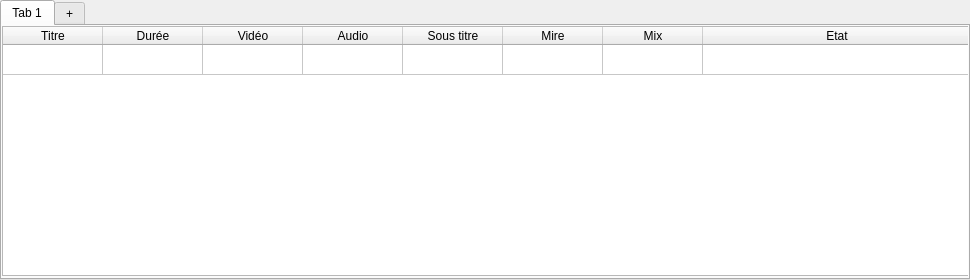
This is src/playlistswidget.ui in cinemaouvert/OPP as Qt 5 draws it before an edit. The edited form follows.
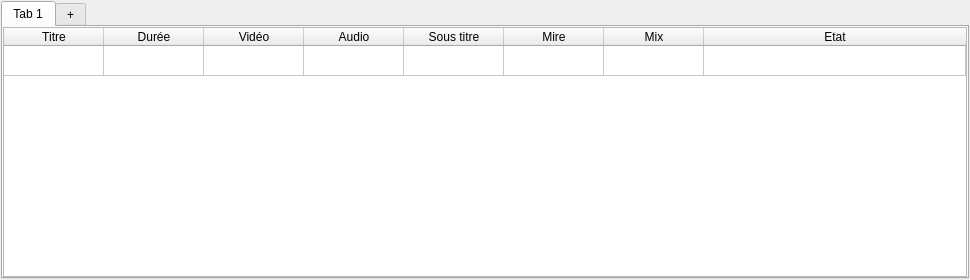
This is the edited form.

Commit message: Modif widgets taille auto : Playlists

```diff
--- a/src/playlistswidget.ui
+++ b/src/playlistswidget.ui
@@ -13,15 +13,12 @@
   <property name="windowTitle">
    <string>Form</string>
   </property>
+  <layout class="QVBoxLayout" name="verticalLayout">
+   <property name="margin">
+    <number>1</number>
+   </property>
+   <item>
   <widget class="QTabWidget" name="tabWidget">
-   <property name="geometry">
-    <rect>
-     <x>0</x>
-     <y>0</y>
-     <width>970</width>
-     <height>280</height>
-    </rect>
-   </property>
    <property name="currentIndex">
     <number>0</number>
    </property>
@@ -29,15 +26,12 @@
     <attribute name="title">
      <string>Tab 1</string>
     </attribute>
+      <layout class="QVBoxLayout" name="verticalLayout_2">
+       <property name="margin">
+        <number>0</number>
+       </property>
+       <item>
     <widget class="QTableWidget" name="tableWidget_playlist">
-     <property name="geometry">
-      <rect>
-       <x>0</x>
-       <y>0</y>
-       <width>970</width>
-       <height>250</height>
-      </rect>
-     </property>
      <property name="alternatingRowColors">
       <bool>true</bool>
      </property>
@@ -104,6 +98,8 @@
       </property>
      </item>
     </widget>
+       </item>
+      </layout>
    </widget>
    <widget class="QWidget" name="tab_2">
     <attribute name="title">
@@ -111,6 +107,8 @@
     </attribute>
    </widget>
   </widget>
+   </item>
+  </layout>
  </widget>
  <resources/>
  <connections/>
```
Lines whose indentation alone changed are shown as unchanged.
